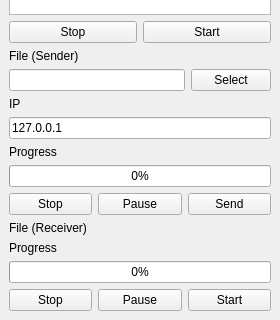
Before: the Qt Designer form src/FileePrototype/mainwindow.ui in RapDoodle/Filee, drawn with Qt 5; both pictures show x 0 to 280 and y 315 to 635 of the 280 by 635 pixel window.
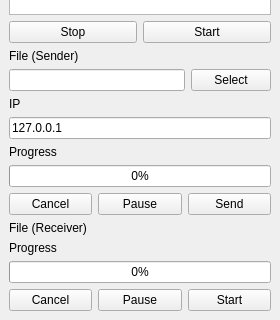
After: the same form once the commit is applied.

Commit message: Supports pause, resume, cancel

Diff of the .ui file:
```diff
--- a/src/FileePrototype/mainwindow.ui
+++ b/src/FileePrototype/mainwindow.ui
@@ -169,7 +169,7 @@
         <item>
          <widget class="QPushButton" name="fileStopButton">
           <property name="text">
-           <string>Stop</string>
+           <string>Cancel</string>
           </property>
          </widget>
         </item>
@@ -238,7 +238,7 @@
         <item>
          <widget class="QPushButton" name="fileStopButton_3">
           <property name="text">
-           <string>Stop</string>
+           <string>Cancel</string>
           </property>
          </widget>
         </item>
```
Left out of the diff: 8 changed lines with no effect on the pictures. The commit also changes 6 other files.
